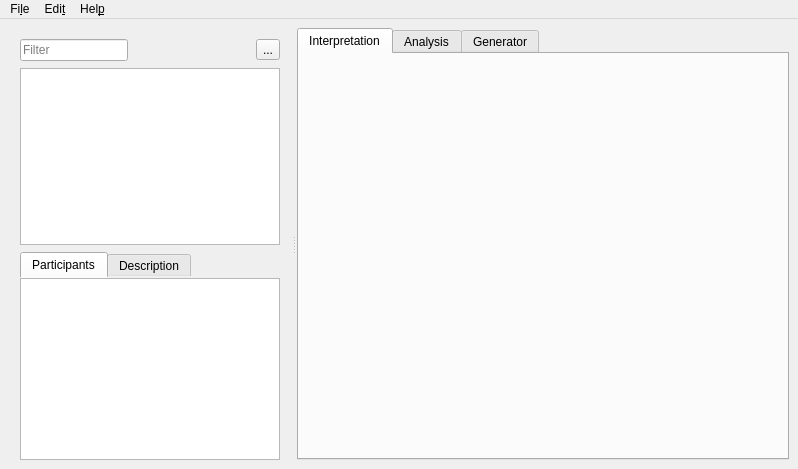
Above: ui/main.ui from jopohl/urh before the change. Below: the same form after it.
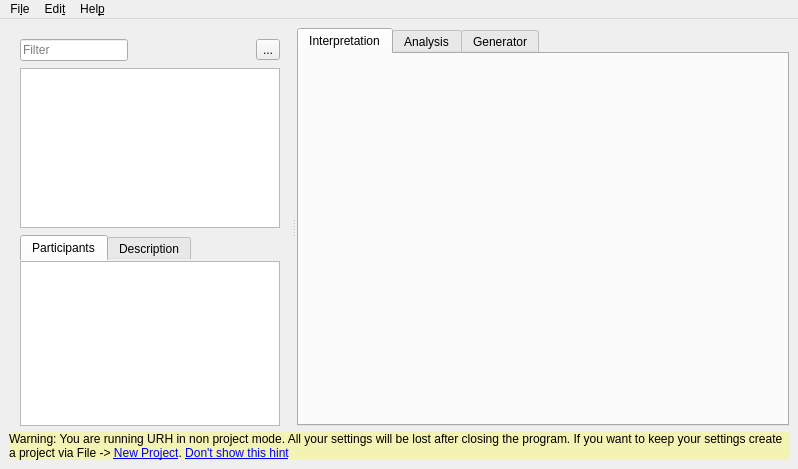
That is the form after the change. Icons and pictures are not drawn. Custom widgets are drawn as their Qt base class.

Commit message:
show warning at bottom if no project loaded (#374)
* show warning at bottom if no project loaded

* fix unittest

* increase verbosity

* remove debug prints from tests

* remove redundant close

* add two participants by default

* keep loaded files if new project created from non project

* add link to new project dialog

* fix link aesthetics

* update coveragerc

```diff
--- a/ui/main.ui
+++ b/ui/main.ui
@@ -301,6 +301,19 @@
       </widget>
      </widget>
     </item>
+    <item>
+     <widget class="QLabel" name="labelNonProjectMode">
+      <property name="styleSheet">
+       <string notr="true">background: rgba(255,255,0,64)</string>
+      </property>
+      <property name="text">
+       <string>&lt;html&gt;&lt;head/&gt;&lt;body&gt;&lt;p&gt;Warning: You are running URH in non project mode. All your settings will be lost after closing the program. If you want to keep your settings create a project via File -&amp;gt; &lt;a href=&quot;open_new_project_dialog&quot;&gt;&lt;span style=&quot; text-decoration: underline; color:#0000ff;&quot;&gt;New Project&lt;/span&gt;&lt;/a&gt;. &lt;a href=&quot;dont_show_non_project_again&quot;&gt;&lt;span style=&quot; text-decoration: underline; color:#0000ff;&quot;&gt;Don't show this hint&lt;/span&gt;&lt;/a&gt;&lt;/p&gt;&lt;/body&gt;&lt;/html&gt;</string>
+      </property>
+      <property name="wordWrap">
+       <bool>true</bool>
+      </property>
+     </widget>
+    </item>
    </layout>
   </widget>
   <widget class="QMenuBar" name="menubar">
```
Left out of the diff: 10 changed lines with no effect on the pictures. The commit also changes 11 other files.
